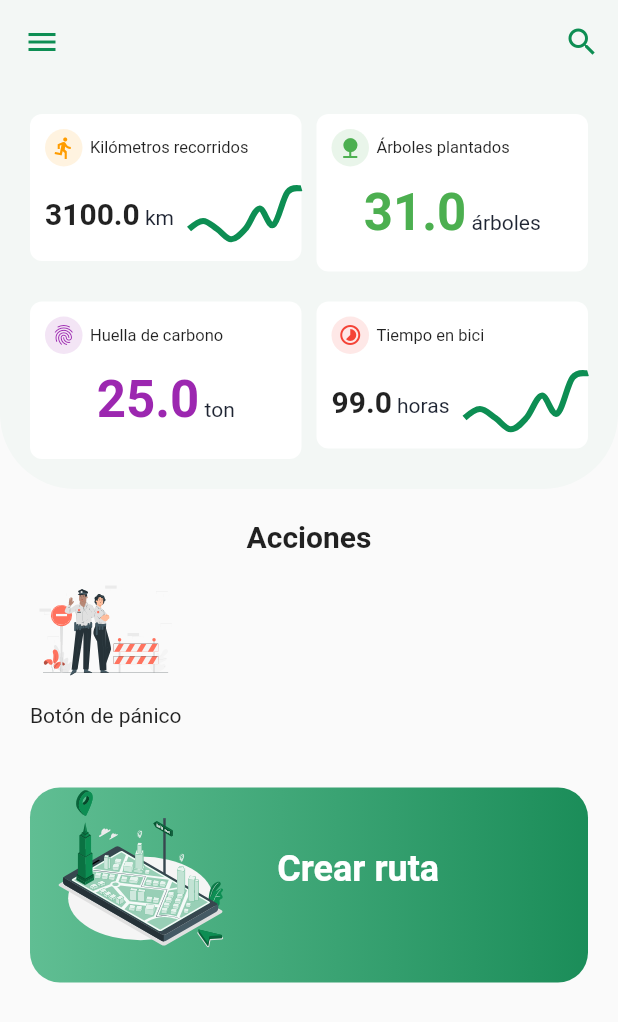
After one commit to DanielT0/moveloFront, a Flutter app: the HomeScreen screen opened by its route, on a phone screen of 412 x 824 dp. The commit adds this screen. Shown: the top 1022 px of the screen. Run offline on Flutter 3.47's test engine with Material 2 defaults, Android fonts, the phone set to English and light mode, and no system bars; drawn by our look-alikes of fl_chart; our stand-ins replace flutter_svg, geolocator, google_maps_flutter, rflutter_alert; missing offline and left inert: flutter_polyline_points, google_map_polyutil, keyboard_visibility.

Commit message:
Home y mapas avanzados

```diff
--- a/lib/main.dart
+++ b/lib/main.dart
@@ -1,6 +1,7 @@
 import 'package:flutter/material.dart';
 import 'package:movelo/providers/estadoGlobal.dart';
 import 'package:movelo/ui/home.dart';
+import 'package:movelo/ui/homeScreen.dart';
 import 'package:movelo/ui/maps.dart';
 import 'package:provider/provider.dart';
 
@@ -24,11 +25,13 @@ class MyApp extends StatelessWidget {
         debugShowCheckedModeBanner: false,
         theme: ThemeData(
           primarySwatch: Colors.green,
+          primaryColor: Color(0xFF0D8E53),
         ),
         initialRoute: '/',
         routes: {
           '/': (context) => Home(), // Iniciamos con Home (ui/screens/home.dart)
           '/Maps': (context) => Maps(),
+          '/HomeScreen': (context) => HomeScreen(),
         },
       ),
     );
--- /dev/null
+++ b/lib/ui/constantes.dart
@@ -0,0 +1,8 @@
+import 'package:flutter/material.dart';
+
+const kPrimaryColor = Color(0xFF0D8E53);
+const kTextMediumColor = Color(0xFF53627C);
+const kTextLightColor = Color(0xFFACB1C0);
+const kBackgroundColor =  Color(0xFFFCFCFC);
+const kInactiveChartColor = Color(0xFFEAECEF);
+const kTextColor = Color(0xFF1E2432);
--- /dev/null
+++ b/lib/ui/homeScreen.dart
@@ -0,0 +1,197 @@
+import 'package:fl_chart/fl_chart.dart';
+import 'package:flutter/material.dart';
+import 'package:flutter_svg/flutter_svg.dart';
+import 'package:movelo/ui/constantes.dart';
+import 'package:movelo/ui/widgets/infoCard.dart';
+import 'package:movelo/ui/widgets/infoCardNumbers.dart';
+import 'package:movelo/ui/widgets/lineChart.dart';
+
+class HomeScreen extends StatefulWidget {
+  @override
+  _HomeScreenState createState() => _HomeScreenState();
+}
+
+class _HomeScreenState extends State<HomeScreen> {
+  void irAHome(){
+    Navigator.pushNamed(context, '/Maps');
+  }
+
+  @override
+  Widget build(BuildContext context) {
+    return Scaffold(
+      appBar: buildAppBar(),
+      body: Column(
+        mainAxisAlignment: MainAxisAlignment.start,
+        crossAxisAlignment: CrossAxisAlignment.start,
+        children: [
+          Container(
+            padding: const EdgeInsets.only(
+                left: 20.0, right: 20.0, top: 20, bottom: 20),
+            width: double.infinity,
+            decoration: BoxDecoration(
+                color: kPrimaryColor.withOpacity(.03),
+                borderRadius: BorderRadius.only(
+                    bottomLeft: Radius.circular(50),
+                    bottomRight: Radius.circular(50))),
+            child: Wrap(
+              runSpacing: 20,
+              spacing: 10,
+              children: [
+                InfoCard(
+                  titulo: "Kilómetros recorridos",
+                  dato: 3100,
+                  unidades: "km",
+                  icono: Icons.directions_run,
+                  color: Color(0xFFFF9C00),
+                ),
+                InfoCardNumbers(
+                  titulo: "Árboles plantados",
+                  dato: 31,
+                  unidades: "árboles",
+                  icono: Icons.nature,
+                  color: Colors.green,
+                ),
+                InfoCardNumbers(
+                  titulo: "Huella de carbono",
+                  dato: 25,
+                  unidades: "ton",
+                  icono: Icons.fingerprint,
+                  color: Colors.purple,
+                ),
+                InfoCard(
+                  titulo: "Tiempo en bici",
+                  dato: 99,
+                  unidades: "horas",
+                  icono: Icons.timelapse,
+                  color: Colors.red,
+                ),
+              ],
+            ),
+          ),
+          SizedBox(
+            height: 20,
+          ),
+          Padding(
+            padding: const EdgeInsets.symmetric(horizontal: 20),
+            child: Column(
+              children: [
+                Text(
+                  "Acciones",
+                  style: Theme.of(context)
+                      .textTheme
+                      .headline6
+                      .copyWith(fontWeight: FontWeight.bold),
+                ),
+                Row(
+                  children: [
+                    OptionButton(
+                      svg: "assets/alarm.svg",
+                      texto: "Botón de pánico",
+                    ),
+                  ],
+                ),
+                SizedBox(
+                  height: 20,
+                ),
+                Container(
+                  height: 150,
+                  width: double.infinity,
+                  child: GestureDetector(
+                    onTap: () => irAHome(),
+                    child: Stack(
+                      alignment: Alignment.bottomLeft,
+                      children: [
+                        Container(
+                          padding: EdgeInsets.only(
+                            left: MediaQuery.of(context).size.width * 0.4,
+                            top: 40,
+                          ),
+                          height: 130,
+                          width: double.infinity,
+                          decoration: BoxDecoration(
+                            gradient: LinearGradient(
+                                colors: [Color(0xFF60BE93), Color(0xFF1B8D59)]),
+                            borderRadius: BorderRadius.circular(20),
+                          ),
+                          child: RichText(
+                            text: TextSpan(
+                              children: [
+                                TextSpan(
+                                  text: "Crear ruta",
+                                  style: Theme.of(context)
+                                      .textTheme
+                                      .headline5
+                                      .copyWith(color: Colors.white, fontWeight: FontWeight.bold),
+                                )
+                              ],
+                            ),
+                          ),
+                        ),
+                        Container(
+                          height: 400,
+                          width: 150,
+                          child: Padding(
+                            padding: EdgeInsets.symmetric(horizontal: 15),
+                            child: SvgPicture.asset("assets/route.svg"),
+                          ),
+                        ),
+                      ],
+                    ),
+                  ),
+                ),
+              ],
+            ),
+          ),
+        ],
+      ),
+    );
+  }
+
+  AppBar buildAppBar() {
+    return AppBar(
+      backgroundColor: kPrimaryColor.withOpacity(.03),
+      elevation: 0,
+      leading: IconButton(
+        onPressed: () {},
+        icon: Container(
+          child: Icon(
+            Icons.menu,
+            color: kPrimaryColor,
+          ),
+        ),
+      ),
+      actions: <Widget>[
+        IconButton(
+          icon: Icon(
+            Icons.search,
+            color: kPrimaryColor,
+          ),
+          onPressed: () {},
+        )
+      ],
+    );
+  }
+}
+
+class OptionButton extends StatelessWidget {
+  final String svg;
+  final String texto;
+  const OptionButton({Key key, this.svg, this.texto}) : super(key: key);
+
+  @override
+  Widget build(BuildContext context) {
+    return Column(
+      children: [
+        Container(
+          width: 100,
+          height: 100,
+          child: SvgPicture.asset("$svg"),
+        ),
+        Text(
+          "$texto",
+          style: Theme.of(context).textTheme.bodyText2.copyWith(),
+        ),
+      ],
+    );
+  }
+}
--- /dev/null
+++ b/lib/ui/widgets/infoCard.dart
@@ -0,0 +1,95 @@
+import 'package:flutter/material.dart';
+import 'package:movelo/ui/constantes.dart';
+import 'package:movelo/ui/widgets/lineChart.dart';
+
+
+class InfoCard extends StatelessWidget {
+  final String titulo;
+  final double dato;
+  final String unidades;
+  final IconData icono;
+  final Color color;
+  InfoCard({this.titulo, this.dato, this.unidades, this.icono, this.color});
+
+  @override
+  Widget build(BuildContext context) {
+    return LayoutBuilder(
+      builder: (context, constrains) {
+        return Container(
+          width: constrains.maxWidth/2-5,
+          decoration: BoxDecoration(
+            color: Colors.white,
+            borderRadius: BorderRadius.circular(8),
+          ),
+          child: Column(
+            crossAxisAlignment: CrossAxisAlignment.start,
+            children: [
+              Padding(
+                padding: const EdgeInsets.all(10.0),
+                child: Row(
+                  children: [
+                    Container(
+                      height: 25,
+                      width: 25,
+                      decoration: BoxDecoration(
+                        color: this.color.withOpacity(0.12),
+                        shape: BoxShape.circle,
+                      ),
+                      child: Icon(
+                        this.icono,
+                        size: 16,
+                        color: this.color,
+                      ),
+                    ),
+                    SizedBox(width: 5),
+                    Container(
+                      width: MediaQuery.of(context).size.width * 0.29,
+                      child: Text(
+                        "$titulo",
+                        maxLines: 1,
+                        style: TextStyle(fontSize: 11),
+                        overflow: TextOverflow.ellipsis,
+                      ),
+                    )
+                  ],
+                ),
+              ),
+              Padding(
+                padding: const EdgeInsets.only(bottom: 10.0),
+                child: Row(
+                  children: [
+                    Padding(
+                      padding: const EdgeInsets.all(10.0),
+                      child: RichText(
+                        text: TextSpan(
+                            style: TextStyle(
+                              color: kTextColor,
+                            ),
+                            children: [
+                              TextSpan(
+                                text: "$dato",
+                                style: Theme.of(context).textTheme.headline6.copyWith(
+                                      fontWeight: FontWeight.bold,
+                                    ),
+                              ),
+                              TextSpan(
+                                text: " $unidades",
+                              )
+                            ]),
+                      ),
+                    ),
+                    Container(
+                      child: Expanded(
+                        child: LineReportChart(),
+                      ),
+                    ),
+                  ],
+                ),
+              )
+            ],
+          ),
+        );
+      }
+    );
+  }
+}
--- /dev/null
+++ b/lib/ui/widgets/infoCardNumbers.dart
@@ -0,0 +1,91 @@
+import 'package:flutter/material.dart';
+import 'package:movelo/ui/constantes.dart';
+
+class InfoCardNumbers extends StatelessWidget {
+  final String titulo;
+  final double dato;
+  final String unidades;
+  final IconData icono;
+  final Color color;
+  InfoCardNumbers(
+      {this.titulo, this.dato, this.unidades, this.icono, this.color});
+
+  @override
+  Widget build(BuildContext context) {
+    return LayoutBuilder(builder: (context, constrains) {
+      return Container(
+        width: constrains.maxWidth / 2 - 5,
+        decoration: BoxDecoration(
+          color: Colors.white,
+          borderRadius: BorderRadius.circular(8),
+        ),
+        child: Column(
+          crossAxisAlignment: CrossAxisAlignment.start,
+          children: [
+            Padding(
+              padding: const EdgeInsets.all(10.0),
+              child: Row(
+                children: [
+                  Container(
+                    height: 25,
+                    width: 25,
+                    decoration: BoxDecoration(
+                      color: this.color.withOpacity(0.12),
+                      shape: BoxShape.circle,
+                    ),
+                    child: Icon(
+                      this.icono,
+                      size: 16,
+                      color: this.color,
+                    ),
+                  ),
+                  SizedBox(width: 5),
+                  Container(
+                    width: MediaQuery.of(context).size.width * 0.29,
+                    child: Text(
+                      "$titulo",
+                      maxLines: 1,
+                      style: TextStyle(fontSize: 11),
+                      overflow: TextOverflow.ellipsis,
+                    ),
+                  )
+                ],
+              ),
+            ),
+            Padding(
+              padding: const EdgeInsets.only(bottom: 10.0),
+              child: Row(
+                mainAxisAlignment: MainAxisAlignment.center,
+                children: [
+                  Padding(
+                    padding: const EdgeInsets.only(bottom:10.0, left: 10, right: 10),
+                    child: RichText(
+                      text: TextSpan(
+                        style: TextStyle(
+                          color: kTextColor,
+                        ),
+                        children: [
+                          TextSpan(
+                            text: "$dato",
+                            style:
+                                Theme.of(context).textTheme.headline4.copyWith(
+                                      fontWeight: FontWeight.bold,
+                                      color: this.color
+                                    ),
+                          ),
+                          TextSpan(
+                            text: " $unidades",
+                          )
+                        ],
+                      ),
+                    ),
+                  ),
+                ],
+              ),
+            ),
+          ],
+        ),
+      );
+    });
+  }
+}
--- /dev/null
+++ b/lib/ui/widgets/lineChart.dart
@@ -0,0 +1,44 @@
+import 'package:fl_chart/fl_chart.dart';
+import 'package:flutter/material.dart';
+import 'package:movelo/ui/constantes.dart';
+
+class LineReportChart extends StatelessWidget {
+  @override
+  Widget build(BuildContext context) {
+    return AspectRatio(
+      aspectRatio: 2.2,
+      child: LineChart(
+        LineChartData(
+          gridData: FlGridData(show: false),
+          borderData: FlBorderData(show: false),
+          titlesData: FlTitlesData(show:false),
+
+          lineBarsData: [
+            LineChartBarData(
+              spots: getSpots(),
+              isCurved: true,
+              colors: [kPrimaryColor],
+              barWidth: 4,
+              dotData: FlDotData(show: false),
+              belowBarData: BarAreaData(show: false),
+            ),
+          ],
+        ),
+      ),
+    );
+  }
+}
+
+List<FlSpot> getSpots() {
+  return [
+    FlSpot(0, 4),
+    FlSpot(1, 6),
+    FlSpot(2, 4),
+    FlSpot(3, 1.5),
+    FlSpot(4, 4),
+    FlSpot(5, 9),
+    FlSpot(6, 5),
+    FlSpot(7, 13),
+    FlSpot(8, 14),
+  ];
+}
```
Also changed, not shown: lib/ui/home.dart (+15 -6 lines), lib/ui/maps.dart (+144 -60 lines), pubspec.yaml (+6 -3 lines), assets/alarm.png (added), assets/alarm.svg (added), assets/background1.jpg (added), assets/background2.jpg (added), assets/route.svg (added), pubspec.lock.
